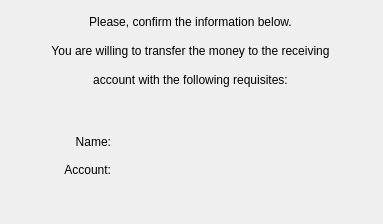
eugeniashurko/ATM, file client/client/gui/widgets/periodic_tr_subwidgets/step2.ui: the form before one commit.
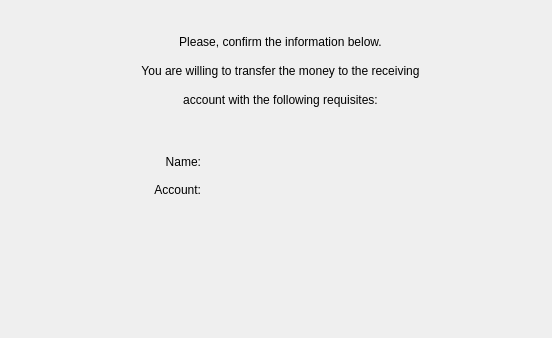
The form after the commit.

```diff
--- a/client/client/gui/widgets/periodic_tr_subwidgets/step2.ui
+++ b/client/client/gui/widgets/periodic_tr_subwidgets/step2.ui
@@ -6,8 +6,8 @@
    <rect>
     <x>0</x>
     <y>0</y>
-    <width>383</width>
-    <height>224</height>
+    <width>552</width>
+    <height>338</height>
    </rect>
   </property>
   <property name="windowTitle">
@@ -16,8 +16,8 @@
   <widget class="QWidget" name="verticalLayoutWidget">
    <property name="geometry">
     <rect>
-     <x>10</x>
-     <y>10</y>
+     <x>100</x>
+     <y>30</y>
      <width>361</width>
      <height>81</height>
     </rect>
@@ -58,8 +58,8 @@
   <widget class="QWidget" name="verticalLayoutWidget_2">
    <property name="geometry">
     <rect>
-     <x>10</x>
-     <y>130</y>
+     <x>100</x>
+     <y>150</y>
      <width>101</width>
      <height>51</height>
     </rect>
@@ -90,8 +90,8 @@
   <widget class="QWidget" name="verticalLayoutWidget_3">
    <property name="geometry">
     <rect>
-     <x>130</x>
-     <y>130</y>
+     <x>220</x>
+     <y>150</y>
      <width>241</width>
      <height>51</height>
     </rect>
```
